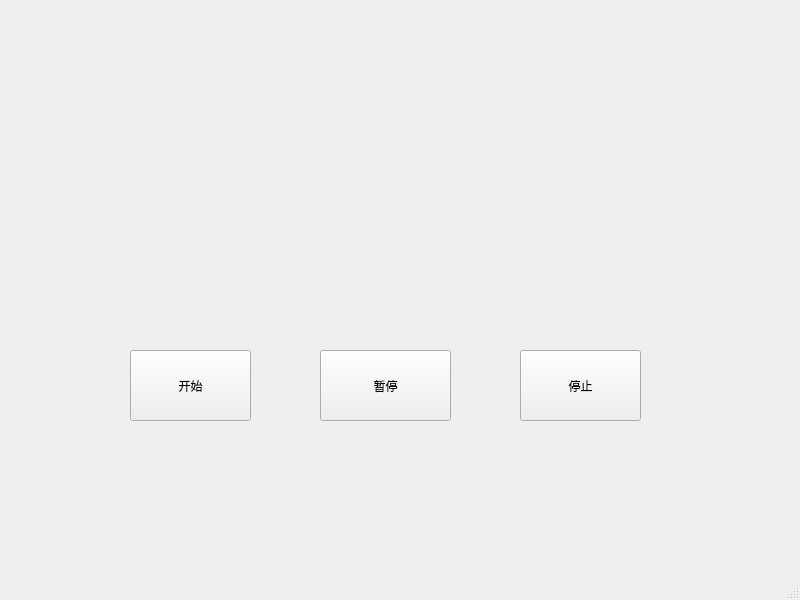
LCIS666/pythonFinalProject, file mainwindow.ui: the form before one commit.
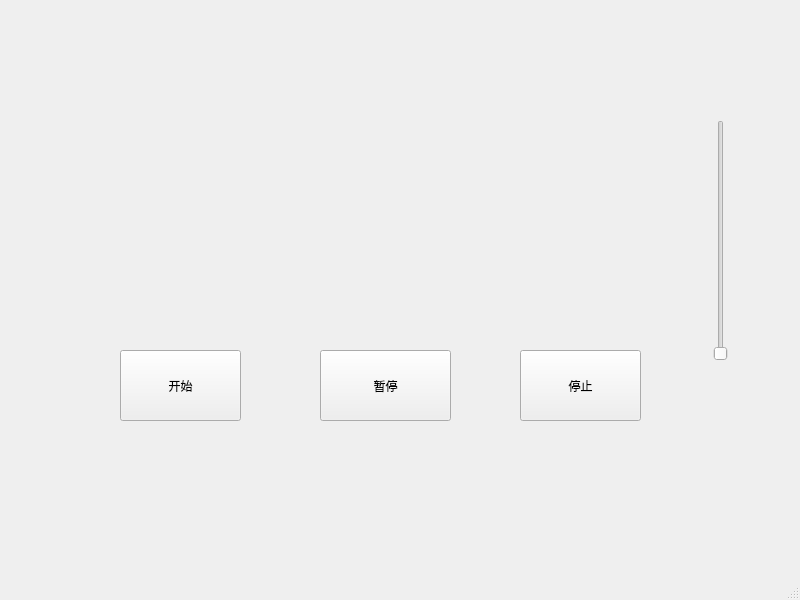
The form after the commit.

Commit message: 添加音量控制功能

What changed in the file:
```diff
--- a/mainwindow.ui
+++ b/mainwindow.ui
@@ -20,7 +20,7 @@
     </property>
     <property name="geometry">
      <rect>
-      <x>130</x>
+      <x>120</x>
       <y>350</y>
       <width>121</width>
       <height>71</height>
@@ -56,6 +56,19 @@
      <string>停止</string>
     </property>
    </widget>
+   <widget class="QSlider" name="volume_slider">
+    <property name="geometry">
+     <rect>
+      <x>710</x>
+      <y>120</y>
+      <width>22</width>
+      <height>241</height>
+     </rect>
+    </property>
+    <property name="orientation">
+     <enum>Qt::Vertical</enum>
+    </property>
+   </widget>
   </widget>
   <widget class="QMenuBar" name="menubar">
    <property name="geometry">
```
The commit also changes 2 other files.
